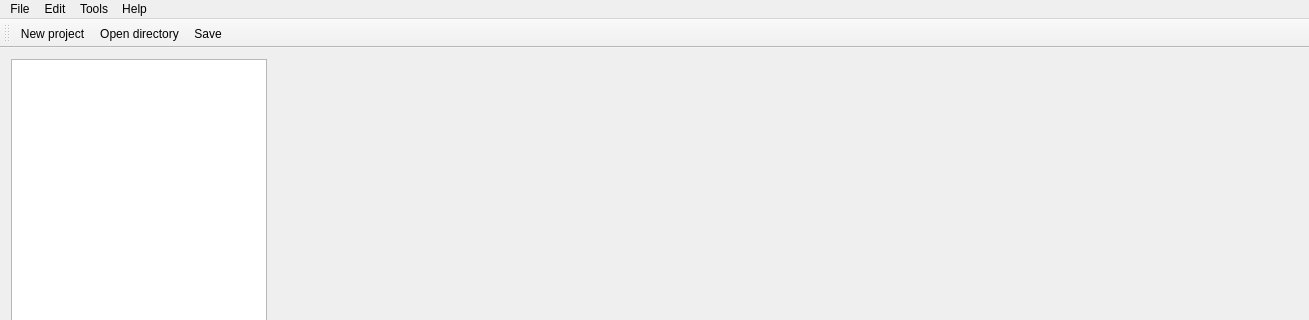
The window that dispositif/Cubicle/mainwindow.ui (ppff/Cubicle-GUI) describes before a commit, drawn with Qt 5; both pictures show x 0 to 1309 and y 0 to 320 of the 1309 by 736 pixel window.
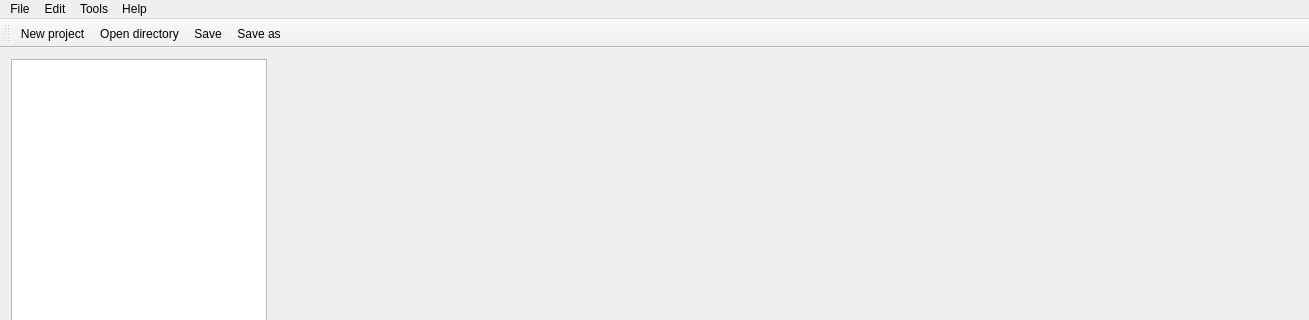
The same window after the commit. Icons and pictures are not drawn. Custom widgets are drawn as their Qt base class.

Diff of the .ui file:
```diff
--- a/dispositif/Cubicle/mainwindow.ui
+++ b/dispositif/Cubicle/mainwindow.ui
@@ -469,6 +469,7 @@
    <addaction name="actionNew_project"/>
    <addaction name="actionOpen_directory"/>
    <addaction name="actionSave"/>
+   <addaction name="actionSave_as"/>
   </widget>
   <action name="actionNew_Group">
    <property name="icon">
```
